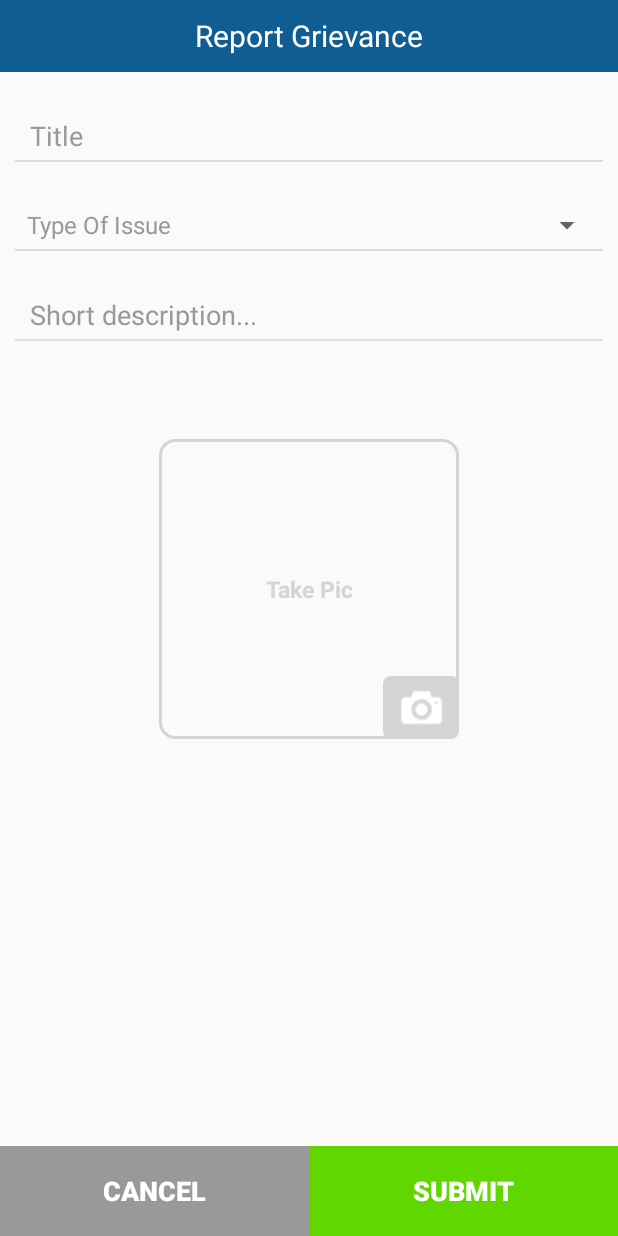
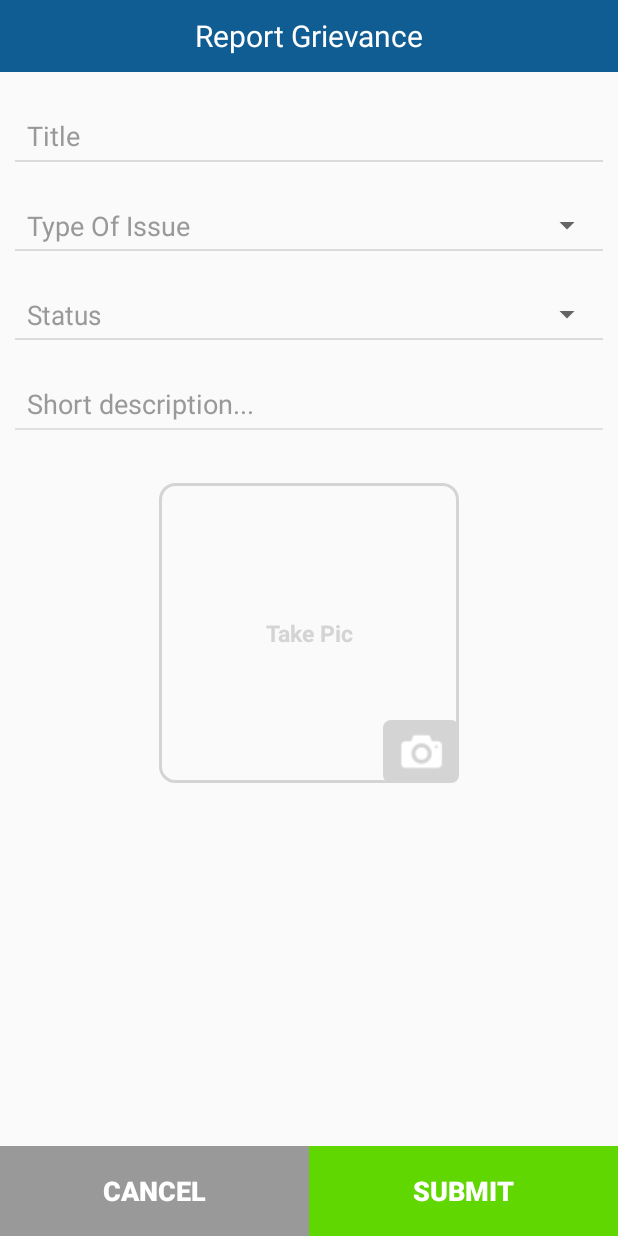
Before and after one commit to priymaha/GHMC, an Android app: the GrievancePostActivity screen opened directly, with no data from a screen before it, on a phone screen of 412 x 824 dp. Run offline under Robolectric (Android 15) with nearby library versions, the phone set to English and light mode, and no system bars; our stand-ins replace Volley; libraries missing offline, so code that uses them is left out: com.keeptraxinc.cachemanager, com.keeptraxinc.sdk, com.keeptraxinc.utils, com.strongloop.android; pictures from the network do not load.

Commit message:
Added extra field in event post
added status for the event

```diff
--- a/app/src/main/java/com/example/priyanka/SmartCitizen/utils/UIValidator.java
+++ b/app/src/main/java/com/example/priyanka/SmartCitizen/utils/UIValidator.java
@@ -104,7 +104,7 @@ public class UIValidator {
         return result;
     }
 
-    public static boolean isError(Context context, EditText grievanceTitle, Spinner grievanceType, EditText grievanceDescription, ImageView grievanceImage) {
+    public static boolean isError(Context context, EditText grievanceTitle, Spinner grievanceType, Spinner grievanceStatus, EditText grievanceDescription, ImageView grievanceImage) {
 
         boolean result = false;
 
@@ -113,6 +113,10 @@ public class UIValidator {
             result = true;
         } else if (grievanceType.getSelectedItemPosition() == 0) {
             ((TextView) grievanceType.getSelectedView()).setError(context.getResources().getString(R.string.grievance_post_type_empty));
+            result = true;
+
+        } else if (grievanceStatus.getSelectedItemPosition() == 0) {
+            ((TextView) grievanceStatus.getSelectedView()).setError(context.getResources().getString(R.string.grievance_post_type_empty));
             result = true;
 
         } else if (grievanceDescription.getText().toString().trim().isEmpty()) {
--- a/app/src/main/java/com/example/priyanka/SmartCitizen/viewbinder/activity/GrievancePostActivityVB.java
+++ b/app/src/main/java/com/example/priyanka/SmartCitizen/viewbinder/activity/GrievancePostActivityVB.java
@@ -94,6 +94,7 @@ public class GrievancePostActivityVB extends BaseActivityViewBinder implements
     private Document photo;
     private EditText grievanceTitle, grievanceDescription;
     private Spinner grievanceType;
+    private Spinner grievanceStatus;
     private ProgressDialog dialog;
 
 
@@ -122,6 +123,7 @@ public class GrievancePostActivityVB extends BaseActivityViewBinder implements
         grievanceTitle = (EditText) contentView.findViewById(R.id.grievanceTitle);
         grievanceDescription = (EditText) contentView.findViewById(R.id.feedbackBody);
         grievanceType = (Spinner) contentView.findViewById(R.id.feedbackType);
+        grievanceStatus = (Spinner) contentView.findViewById(R.id.grievance_status);
         rl_photogrid_bitmap = (RelativeLayout) contentView.findViewById(R.id.rl_photogrid_bitmap);
         rl_photogrid = (FrameLayout) contentView.findViewById(R.id.rl_photogrid);
         llDetails = (LinearLayout) contentView.findViewById(R.id.ll_bottom);
@@ -155,10 +157,27 @@ public class GrievancePostActivityVB extends BaseActivityViewBinder implements
                 if(i == 0) {
                     ((TextView) adapterView.getChildAt(0)).setTextColor(Color.parseColor("#999999"));
                 }
+                ((TextView) adapterView.getChildAt(0)).setTextSize(18);
+
             }
 
             @Override
             public void onNothingSelected(AdapterView<?> adapterView) {
+            }
+        });
+
+        grievanceStatus.setOnItemSelectedListener(new AdapterView.OnItemSelectedListener() {
+            @Override
+            public void onItemSelected(AdapterView<?> adapterView, View view, int i, long l) {
+                if(i == 0) {
+                    ((TextView) adapterView.getChildAt(0)).setTextColor(Color.parseColor("#999999"));
+                }
+                ((TextView) adapterView.getChildAt(0)).setTextSize(18);
+            }
+
+            @Override
+            public void onNothingSelected(AdapterView<?> adapterView) {
+
             }
         });
     }
@@ -517,7 +536,7 @@ public class GrievancePostActivityVB extends BaseActivityViewBinder implements
     }
 
     private boolean validData() {
-        return !UIValidator.isError(context, grievanceTitle, grievanceType, grievanceDescription, bitmap_image);
+        return !UIValidator.isError(context, grievanceTitle, grievanceType, grievanceStatus, grievanceDescription, bitmap_image);
     }
 
     public void getEnterpriseEvents(final Enterprise enterprise, WhereClause whereClause) {
--- a/app/src/main/res/layout/activity_grievance_post.xml
+++ b/app/src/main/res/layout/activity_grievance_post.xml
@@ -43,8 +43,9 @@
             android:background="@null"
             android:hint="@string/postname"
             android:inputType="textPersonName"
-            android:paddingLeft="10dp"
-            android:textColorHint="#999999" />
+            android:paddingLeft="8dp"
+            android:textColorHint="#999999"
+            android:textSize="18sp"/>
 
         <View
             android:layout_width="match_parent"
@@ -67,6 +68,21 @@
             android:layout_marginTop="2dp"
             android:background="#DBDBDB" />
 
+        <Spinner
+            android:id="@+id/grievance_status"
+            android:layout_width="match_parent"
+            android:layout_height="wrap_content"
+            android:layout_marginBottom="2dp"
+            android:layout_marginTop="30dp"
+            android:entries="@array/status"
+            android:prompt="@string/feedbacktype" />
+
+        <View
+            android:layout_width="match_parent"
+            android:layout_height="1dp"
+            android:layout_marginTop="2dp"
+            android:background="#DBDBDB" />
+
         <EditText
             android:id="@+id/feedbackBody"
             android:layout_width="match_parent"
@@ -79,8 +95,9 @@
             android:lines="3"
             android:maxLines="10"
             android:minLines="1"
-            android:paddingLeft="10dp"
-            android:textColorHint="#999999" />
+            android:paddingLeft="8dp"
+            android:textColorHint="#999999"
+            android:textSize="18sp"/>
 
         <View
             android:layout_width="match_parent"
@@ -94,7 +111,7 @@
         android:layout_width="match_parent"
         android:layout_height="wrap_content"
         android:orientation="vertical"
-        android:layout_marginTop="50dp">
+        android:layout_marginTop="20dp">
 
         <FrameLayout xmlns:android="http://schemas.android.com/apk/res/android"
             android:id="@+id/rl_photogrid"
--- a/app/src/main/res/values/arrays.xml
+++ b/app/src/main/res/values/arrays.xml
@@ -8,4 +8,12 @@
         <item>@string/feedbacktype3</item>
         <item>@string/feedbacktype4</item>
     </string-array>
+
+
+    <string-array name="status">
+        <item>@string/status0</item>
+        <item>@string/status1</item>
+        <item>@string/status2</item>
+        <item>@string/status3</item>
+    </string-array>
 </resources>
--- a/app/src/main/res/values/strings.xml
+++ b/app/src/main/res/values/strings.xml
@@ -96,6 +96,10 @@
     <string name="feedbacktype2">Gripe</string>
     <string name="feedbacktype3">Suggestion</string>
     <string name="feedbacktype4">Bug</string>
+    <string name="status0">Status</string>
+    <string name="status1">Open</string>
+    <string name="status2">Close</string>
+    <string name="status3">Pending</string>
 
     <string name="postname">Title</string>
     <string name="postdescription">Short description...</string>
```
